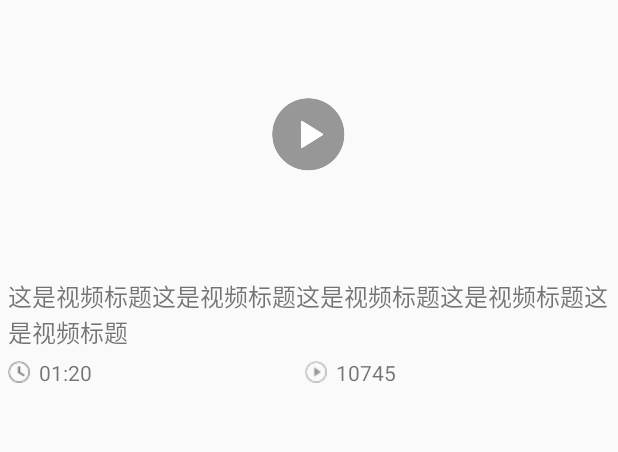
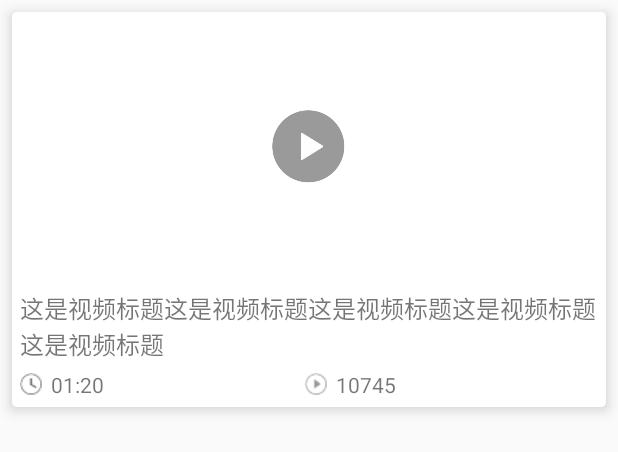
Before and after one commit to Jhonson2/NewsClientTest, an Android app: the layout item_video.xml on its own in the app's theme, with its tools: preview values and no code run, on a phone screen of 412 x 824 dp. Shown: the top 452 px of the screen. Run offline under Robolectric (Android 15) with nearby library versions, the phone set to English and light mode, and no system bars.

Commit message:
视频列表--列表项圆角效果

```diff
--- a/app/build.gradle
+++ b/app/build.gradle
@@ -37,4 +37,5 @@ dependencies {
     //下拉刷新和上拉加载
     compile 'com.liaoinstan.springview:library:1.2.6'
     compile 'com.android.support:recyclerview-v7:25.0.1'
+    compile 'com.android.support:cardview-v7:25.0.1'
 }
--- a/app/src/main/java/com/example/dellc/newsclienttest/adapter/VideoAdapter.java
+++ b/app/src/main/java/com/example/dellc/newsclienttest/adapter/VideoAdapter.java
@@ -7,6 +7,7 @@ import android.view.View;
 import android.view.ViewGroup;
 import android.widget.ImageView;
 import android.widget.TextView;
+import android.widget.Toast;
 
 import com.example.dellc.newsclienttest.R;
 import com.example.dellc.newsclienttest.bean.VideoEntity;
@@ -48,7 +49,7 @@ public class VideoAdapter extends RecyclerView.Adapter {
 
     // 刷新列表项中的子控件
     @Override
-    public void onBindViewHolder(RecyclerView.ViewHolder viewHolder, int position) {
+    public void onBindViewHolder(RecyclerView.ViewHolder viewHolder, final int position) {
         MyViewHolder holder = (MyViewHolder) viewHolder;
 
         // 列表项对应的数据
@@ -62,6 +63,14 @@ public class VideoAdapter extends RecyclerView.Adapter {
         holder.tvVideoDuration.setText(duration);
             //3 显示视频预览图片
         Picasso.with(context).load(video.getCover()).into(holder.ivVideoImage);
+
+        // 设置列表项点击事件
+        holder.itemView.setOnClickListener(new View.OnClickListener() {
+            @Override
+            public void onClick(View v) {
+                Toast.makeText(context, "" + position, Toast.LENGTH_SHORT).show();
+            }
+        });
     }
 
     // 有多少个列表项
--- /dev/null
+++ b/app/src/main/res/drawable/selector_video_item.xml
@@ -0,0 +1,7 @@
+<?xml version="1.0" encoding="utf-8"?>
+<selector xmlns:android="http://schemas.android.com/apk/res/android">
+
+    <item android:drawable="@color/list_item_pressed" android:state_pressed="true" />
+    <item android:drawable="@color/list_item_normal" />
+
+</selector>
--- a/app/src/main/res/layout/item_video.xml
+++ b/app/src/main/res/layout/item_video.xml
@@ -1,6 +1,14 @@
 <?xml version="1.0" encoding="utf-8"?>
+<android.support.v7.widget.CardView xmlns:android="http://schemas.android.com/apk/res/android"
+    xmlns:app="http://schemas.android.com/apk/res-auto"
+    android:layout_width="match_parent"
+    android:layout_height="wrap_content"
+    android:layout_margin="8dp"
+    android:foreground="@drawable/selector_video_item"
+    app:cardCornerRadius="3dp"
+    app:cardElevation="5dp">
+
     <LinearLayout
-    xmlns:android="http://schemas.android.com/apk/res/android"
         android:layout_width="match_parent"
         android:layout_height="wrap_content"
         android:orientation="vertical">
@@ -90,3 +98,4 @@
 
         </LinearLayout>
     </LinearLayout>
+</android.support.v7.widget.CardView>
--- a/app/src/main/res/values/colors.xml
+++ b/app/src/main/res/values/colors.xml
@@ -13,4 +13,7 @@
     <color name="tab_text_02">#ff9b9b9b</color>
     <color name="item_text_01">#ff333333</color>
     <color name="item_text_02">#ff9B9B9B</color>
+
+    <color name="list_item_pressed">#22ff0000</color>
+    <color name="list_item_normal">#00000000</color>
 </resources>
```
Lines whose indentation alone changed are shown as unchanged.
